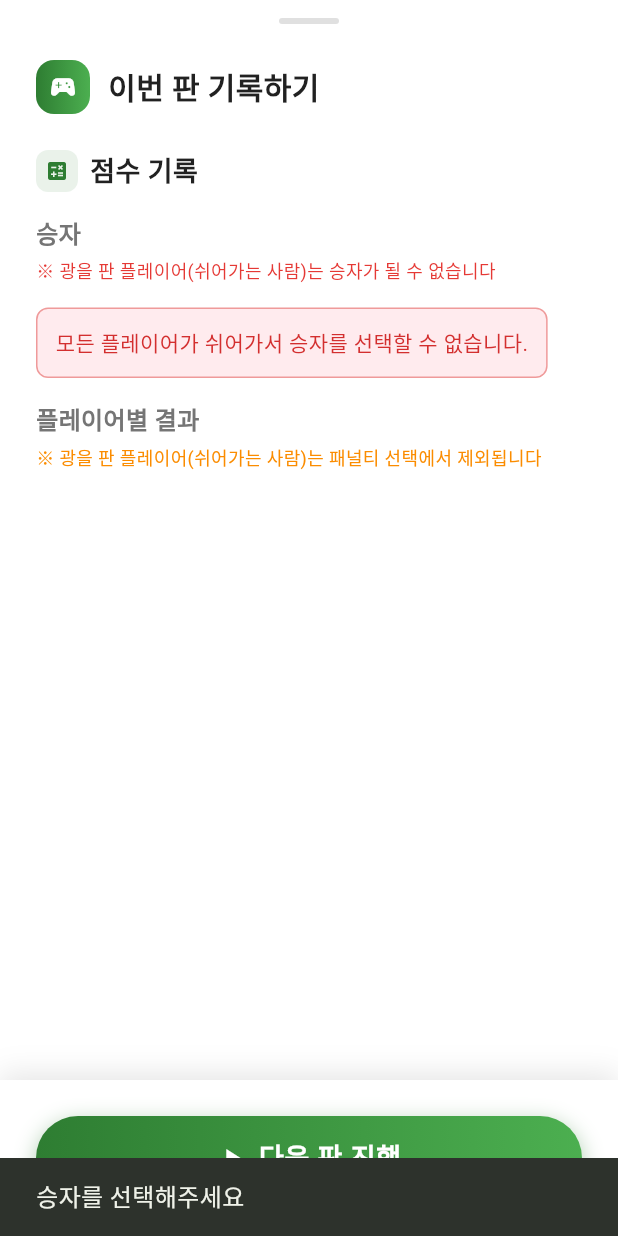
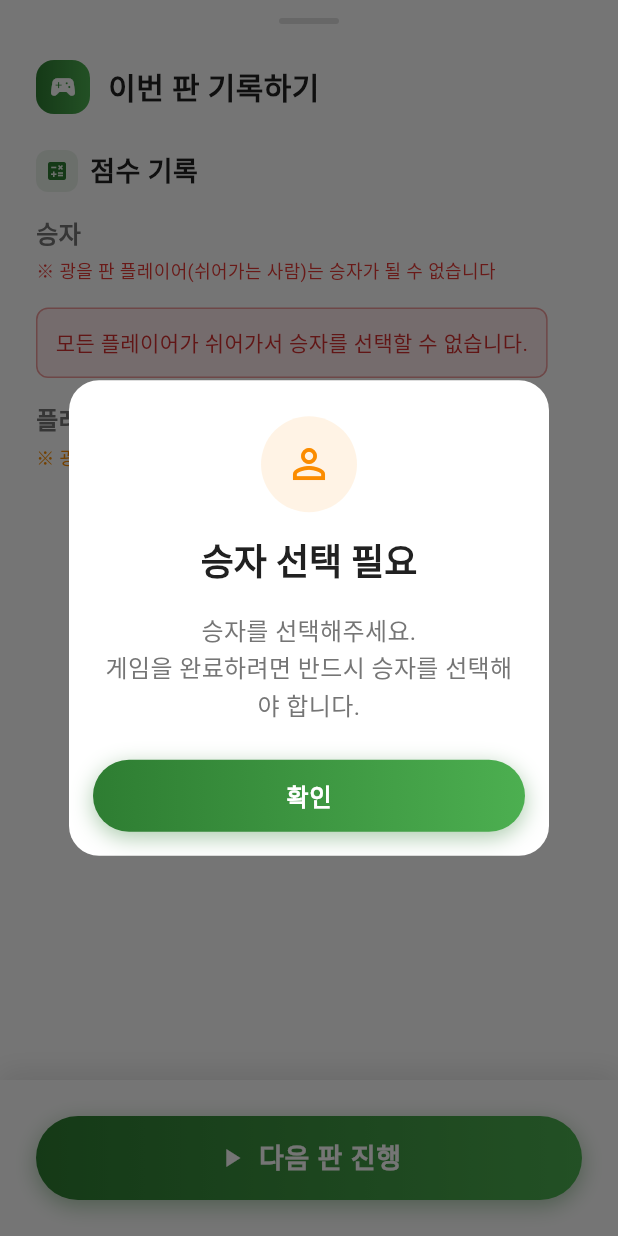
Before and after one commit to gyeolse/flutter_gostop, a Flutter app: the IntegratedRoundInputBottomSheet widget shown alone on an empty page, opened directly with empty values, after a tap on "다음 판 진행", on a phone screen of 412 x 824 dp. Run offline on Flutter 3.47's test engine with Material 3 defaults, Android fonts, the light colour scheme and no system bars; our stand-ins replace firebase_messaging, flutter_local_notifications, flutter_riverpod, go_router, google_mobile_ads, hive and 4 more; accounts and stored records are empty.

Commit message:
[ENH] Fix some side issues
- N/A

```diff
--- a/lib/features/gostop/widgets/integrated_round_input_bottom_sheet.dart
+++ b/lib/features/gostop/widgets/integrated_round_input_bottom_sheet.dart
@@ -99,16 +99,20 @@ class _IntegratedRoundInputBottomSheetState extends State<IntegratedRoundInputBo
 
   void _completeRound(bool isGameEnd) {
     if (_selectedWinnerId == null) {
-      ScaffoldMessenger.of(context).showSnackBar(
-        const SnackBar(content: Text('승자를 선택해주세요')),
+      _showValidationDialog(
+        title: '승자 선택 필요',
+        message: '승자를 선택해주세요.\n게임을 완료하려면 반드시 승자를 선택해야 합니다.',
+        icon: Icons.person_outline,
       );
       return;
     }
 
     final winnerScore = int.tryParse(_scoreController.text) ?? 0;
     if (winnerScore <= 0) {
-      ScaffoldMessenger.of(context).showSnackBar(
-        const SnackBar(content: Text('승자 점수를 입력해주세요')),
+      _showValidationDialog(
+        title: '점수 입력 필요',
+        message: '승자의 점수를 입력해주세요.\n점수는 1점 이상이어야 합니다.',
+        icon: Icons.score_outlined,
       );
       return;
     }
@@ -800,4 +804,30 @@ class _IntegratedRoundInputBottomSheetState extends State<IntegratedRoundInputBo
       ],
     );
   }
+
+  void _showValidationDialog({
+    required String title,
+    required String message,
+    required IconData icon,
+  }) {
+    showDialog(
+      context: context,
+      builder: (BuildContext context) {
+        return ModernDialog(
+          title: title,
+          content: message,
+          icon: icon,
+          iconColor: Colors.orange.shade600,
+          actions: [
+            ModernDialogAction(
+              text: '확인',
+              onPressed: () => Navigator.of(context).pop(),
+              isPrimary: true,
+              color: Colors.orange.shade600,
+            ),
+          ],
+        );
+      },
+    );
+  }
 }
```
Also changed, not shown: lib/features/gostop/game_screen.dart (+39 -2 lines), lib/services/snackbar_service.dart (+8 -4 lines).
